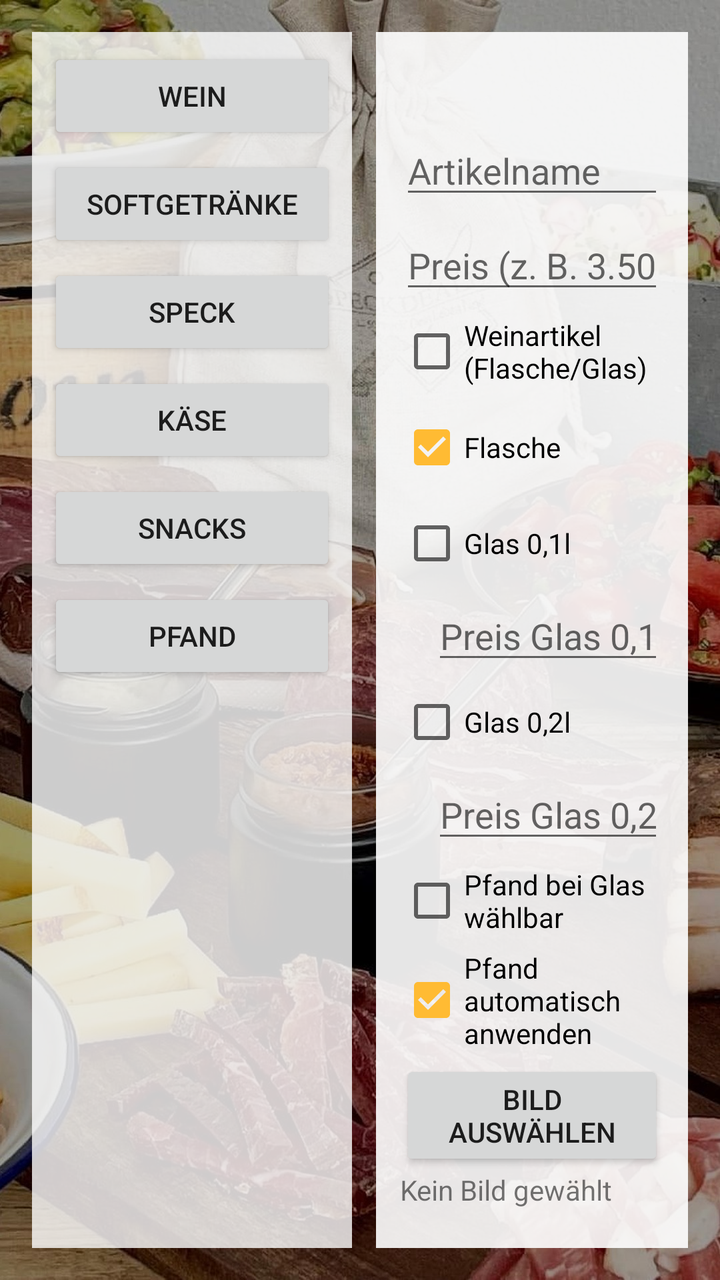
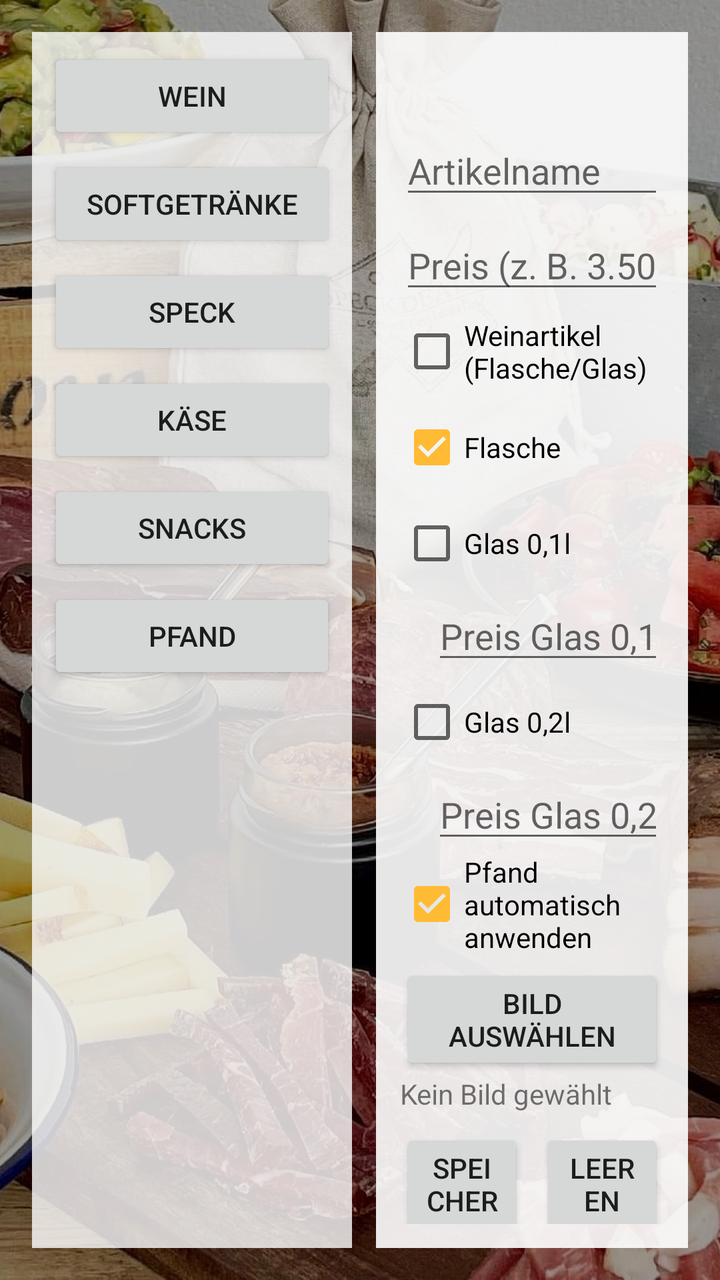

The first picture is an Android layout as it rendered before a commit; the second is the same layout after the commit. The layout source and the unified diff follow.
<!-- AndroidManifest.xml: application theme Theme.SpeckdealerApp -->
<!-- res/layout/activity_article_management.xml -->
<?xml version="1.0" encoding="utf-8"?>
<LinearLayout xmlns:android="http://schemas.android.com/apk/res/android"
	android:layout_width="match_parent"
	android:layout_height="match_parent"
	android:background="@drawable/app_background"
	android:orientation="horizontal"
	android:padding="16dp">

	<LinearLayout
		android:layout_width="160dp"
		android:layout_height="match_parent"
		android:background="#CCFFFFFF"
		android:orientation="vertical"
		android:padding="8dp">

		<Button
			android:id="@+id/categoryWeinButton"
			android:layout_width="match_parent"
			android:layout_height="wrap_content"
			android:text="Wein" />

		<Button
			android:id="@+id/categorySoftButton"
			android:layout_width="match_parent"
			android:layout_height="wrap_content"
			android:layout_marginTop="6dp"
			android:text="Softgetränke" />

		<Button
			android:id="@+id/categorySpeckButton"
			android:layout_width="match_parent"
			android:layout_height="wrap_content"
			android:layout_marginTop="6dp"
			android:text="Speck" />

		<Button
			android:id="@+id/categoryKaeseButton"
			android:layout_width="match_parent"
			android:layout_height="wrap_content"
			android:layout_marginTop="6dp"
			android:text="Käse" />

		<Button
			android:id="@+id/categorySnacksButton"
			android:layout_width="match_parent"
			android:layout_height="wrap_content"
			android:layout_marginTop="6dp"
			android:text="Snacks" />

		<Button
			android:id="@+id/categoryPfandButton"
			android:layout_width="match_parent"
			android:layout_height="wrap_content"
			android:layout_marginTop="6dp"
			android:text="Pfand" />
	</LinearLayout>

	<LinearLayout
		android:layout_width="0dp"
		android:layout_height="match_parent"
		android:layout_marginStart="12dp"
		android:layout_weight="1"
		android:background="#E6FFFFFF"
		android:orientation="vertical"
		android:padding="12dp">

		<androidx.core.widget.NestedScrollView
			android:layout_width="match_parent"
			android:layout_height="match_parent"
			android:fillViewport="true">

			<LinearLayout
				android:layout_width="match_parent"
				android:layout_height="wrap_content"
				android:orientation="vertical">

				<TextView
					android:id="@+id/selectedCategoryTitle"
					android:layout_width="match_parent"
					android:layout_height="wrap_content"
					android:textStyle="bold" />

				<androidx.recyclerview.widget.RecyclerView
					android:id="@+id/articleRecyclerView"
					android:layout_width="match_parent"
					android:layout_height="wrap_content"
					android:layout_marginTop="8dp"
					android:nestedScrollingEnabled="false" />

				<EditText
					android:id="@+id/articleNameInput"
					android:layout_width="match_parent"
					android:layout_height="wrap_content"
					android:layout_marginTop="8dp"
					android:hint="Artikelname" />

				<EditText
					android:id="@+id/articlePriceInput"
					android:layout_width="match_parent"
					android:layout_height="wrap_content"
					android:layout_marginTop="6dp"
					android:hint="Preis (z. B. 3.50)"
					android:inputType="numberDecimal" />

				<CheckBox
					android:id="@+id/isWeinCheckbox"
					android:layout_width="match_parent"
					android:layout_height="wrap_content"
					android:text="Weinartikel (Flasche/Glas)" />

				<LinearLayout
					android:id="@+id/wineOptionsContainer"
					android:layout_width="match_parent"
					android:layout_height="wrap_content"
					android:orientation="vertical">

					<CheckBox
						android:id="@+id/hasBottleCheckbox"
						android:layout_width="match_parent"
						android:layout_height="wrap_content"
						android:checked="true"
						android:text="Flasche" />

					<CheckBox
							android:id="@+id/hasGlass01Checkbox"
							android:layout_width="match_parent"
							android:layout_height="wrap_content"
							android:text="Glas 0,1l" />

						<EditText
							android:id="@+id/glass01PriceInput"
							android:layout_width="match_parent"
							android:layout_height="wrap_content"
							android:layout_marginStart="16dp"
							android:hint="Preis Glas 0,1l (z. B. 2.50)"
							android:inputType="numberDecimal" />

						<CheckBox
							android:id="@+id/hasGlass02Checkbox"
							android:layout_width="match_parent"
							android:layout_height="wrap_content"
							android:text="Glas 0,2l" />

						<EditText
							android:id="@+id/glass02PriceInput"
							android:layout_width="match_parent"
							android:layout_height="wrap_content"
							android:layout_marginStart="16dp"
							android:hint="Preis Glas 0,2l (z. B. 3.50)"
							android:inputType="numberDecimal" />

					<CheckBox
						android:id="@+id/glassDepositOptionalCheckbox"
						android:layout_width="match_parent"
						android:layout_height="wrap_content"
						android:text="Pfand bei Glas wählbar" />
				</LinearLayout>

				<CheckBox
					android:id="@+id/depositApplicableCheckbox"
					android:layout_width="match_parent"
					android:layout_height="wrap_content"
					android:checked="true"
					android:text="Pfand automatisch anwenden" />

				<Button
					android:id="@+id/selectImageButton"
					android:layout_width="match_parent"
					android:layout_height="wrap_content"
					android:layout_marginTop="4dp"
					android:text="Bild auswählen" />

				<TextView
					android:id="@+id/selectedImageLabel"
					android:layout_width="match_parent"
					android:layout_height="wrap_content"
					android:text="Kein Bild gewählt" />

				<LinearLayout
					android:layout_width="match_parent"
					android:layout_height="wrap_content"
					android:layout_marginTop="8dp"
					android:orientation="horizontal">

					<Button
						android:id="@+id/saveArticleButton"
						android:layout_width="0dp"
						android:layout_height="wrap_content"
						android:layout_weight="1"
						android:text="Speichern" />

					<Button
						android:id="@+id/clearArticleButton"
						android:layout_width="0dp"
						android:layout_height="wrap_content"
						android:layout_marginStart="8dp"
						android:layout_weight="1"
						android:text="Leeren" />
				</LinearLayout>

			</LinearLayout>
		</androidx.core.widget.NestedScrollView>

	</LinearLayout>

</LinearLayout>
<!-- resources referenced by this layout -->
<resources>
  <!-- drawable app_background (drawable) -->
  <?xml version="1.0" encoding="utf-8"?>
  <layer-list xmlns:android="http://schemas.android.com/apk/res/android">
  	<item>
  		<bitmap
  			android:gravity="fill"
  			android:src="@drawable/speckdealer_bg_dark" />
  	</item>
  </layer-list>
  <style name="Theme.SpeckdealerApp" parent="Theme.MaterialComponents.DayNight.NoActionBar">
  		<item name="colorPrimary">@android:color/holo_green_dark</item>
  		<item name="colorPrimaryVariant">@android:color/holo_green_light</item>
  		<item name="colorSecondary">@android:color/holo_orange_light</item>
  		<item name="android:statusBarColor" tools:targetApi="l">?attr/colorPrimaryVariant</item>
  	</style>
  <!-- drawable speckdealer_bg_dark: jpg bitmap (drawable, 412528 bytes) -->
</resources>

<!-- the commit's change to res/layout/activity_article_management.xml (unified diff, before → after) -->
@@ -95,12 +95,23 @@
 					android:hint="Artikelname" />
 
 				<EditText
-					android:id="@+id/articlePriceInput"
-					android:layout_width="match_parent"
-					android:layout_height="wrap_content"
-					android:layout_marginTop="6dp"
-					android:hint="Preis (z. B. 3.50)"
-					android:inputType="numberDecimal" />
+						android:id="@+id/articlePriceInput"
+						android:layout_width="match_parent"
+						android:layout_height="wrap_content"
+						android:layout_marginTop="6dp"
+						android:hint="Preis (z. B. 3.50)"
+						android:inputType="numberDecimal" />
+
+					<TextView
+						android:id="@+id/weightPriceHint"
+						android:layout_width="match_parent"
+						android:layout_height="wrap_content"
+						android:layout_marginTop="6dp"
+						android:background="#FFF9C4"
+						android:padding="8dp"
+						android:text="⚖️ Preis wird beim Verkauf nach Gewicht eingegeben"
+						android:textSize="13sp"
+						android:visibility="gone" />
 
 				<CheckBox
 					android:id="@+id/isWeinCheckbox"
@@ -149,12 +160,7 @@
 							android:hint="Preis Glas 0,2l (z. B. 3.50)"
 							android:inputType="numberDecimal" />
 
-					<CheckBox
-						android:id="@+id/glassDepositOptionalCheckbox"
-						android:layout_width="match_parent"
-						android:layout_height="wrap_content"
-						android:text="Pfand bei Glas wählbar" />
-				</LinearLayout>
+					</LinearLayout>
 
 				<CheckBox
 					android:id="@+id/depositApplicableCheckbox"
@@ -162,6 +168,13 @@
 					android:layout_height="wrap_content"
 					android:checked="true"
 					android:text="Pfand automatisch anwenden" />
+
+				<CheckBox
+					android:id="@+id/glassDepositOptionalCheckbox"
+					android:layout_width="match_parent"
+					android:layout_height="wrap_content"
+					android:text="Pfand bei Glas wählbar"
+					android:visibility="gone" />
 
 				<Button
 					android:id="@+id/selectImageButton"
